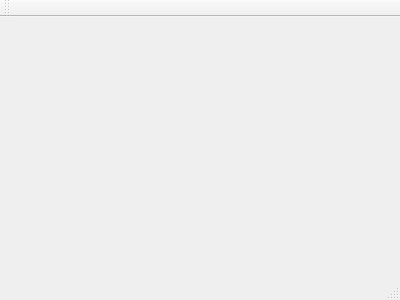
The window that roverGUI/mainwindow.ui (vedranMv/roverGUI) describes before a commit, drawn with Qt 5.
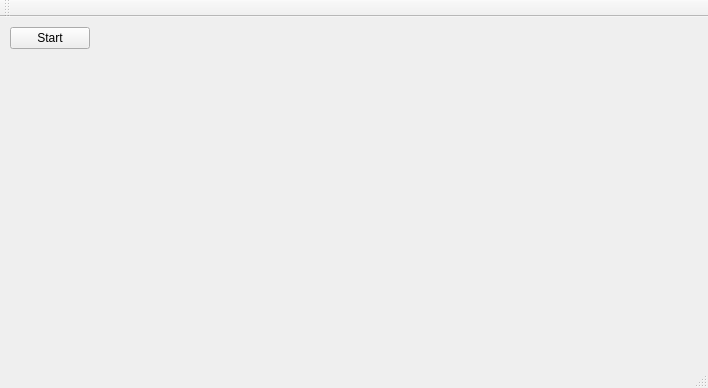
The same window after the commit.

The edit to the form file:
```diff
--- a/roverGUI/mainwindow.ui
+++ b/roverGUI/mainwindow.ui
@@ -1,24 +1,66 @@
 <ui version="4.0">
  <class>MainWindow</class>
- <widget class="QMainWindow" name="MainWindow" >
-  <property name="geometry" >
+ <widget class="QMainWindow" name="MainWindow">
+  <property name="geometry">
    <rect>
     <x>0</x>
     <y>0</y>
-    <width>400</width>
-    <height>300</height>
+    <width>708</width>
+    <height>388</height>
    </rect>
   </property>
   <property name="windowTitle" >
    <string>MainWindow</string>
   </property>
-  <widget class="QMenuBar" name="menuBar" />
-  <widget class="QToolBar" name="mainToolBar" />
-  <widget class="QWidget" name="centralWidget" />
-  <widget class="QStatusBar" name="statusBar" />
+  <widget class="QWidget" name="centralWidget">
+   <widget class="QPushButton" name="start_bt">
+    <property name="geometry">
+     <rect>
+      <x>10</x>
+      <y>10</y>
+      <width>80</width>
+      <height>22</height>
+     </rect>
+    </property>
+    <property name="text">
+     <string>Start</string>
+    </property>
+   </widget>
+   <widget class="QLabel" name="log">
+    <property name="geometry">
+     <rect>
+      <x>10</x>
+      <y>50</y>
+      <width>441</width>
+      <height>111</height>
+     </rect>
+    </property>
+    <property name="text">
+     <string/>
+    </property>
+   </widget>
+  </widget>
+  <widget class="QMenuBar" name="menuBar">
+   <property name="geometry">
+    <rect>
+     <x>0</x>
+     <y>0</y>
+     <width>708</width>
+     <height>19</height>
+    </rect>
+   </property>
+  </widget>
+  <widget class="QToolBar" name="mainToolBar">
+   <attribute name="toolBarArea">
+    <enum>TopToolBarArea</enum>
+   </attribute>
+   <attribute name="toolBarBreak">
+    <bool>false</bool>
+   </attribute>
+  </widget>
+  <widget class="QStatusBar" name="statusBar"/>
  </widget>
- <layoutDefault spacing="6" margin="11" />
- <pixmapfunction></pixmapfunction>
+ <layoutdefault spacing="6" margin="11"/>
  <resources/>
  <connections/>
 </ui>
```
Left out of the diff: 5 changed lines with no effect on the pictures.
